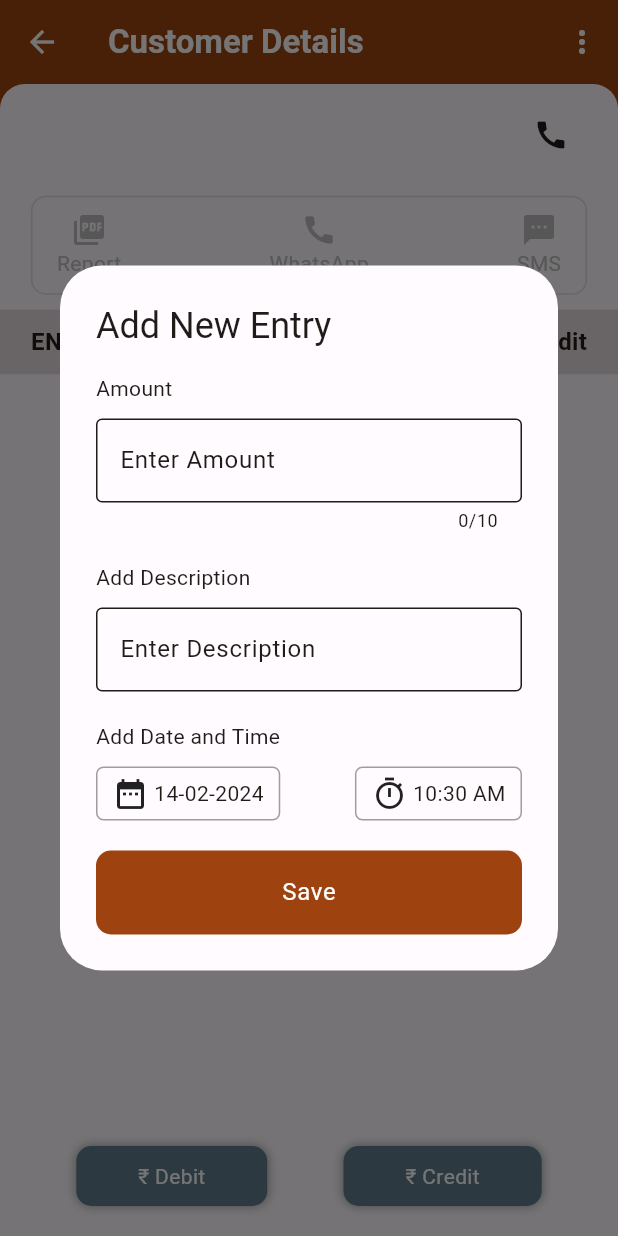
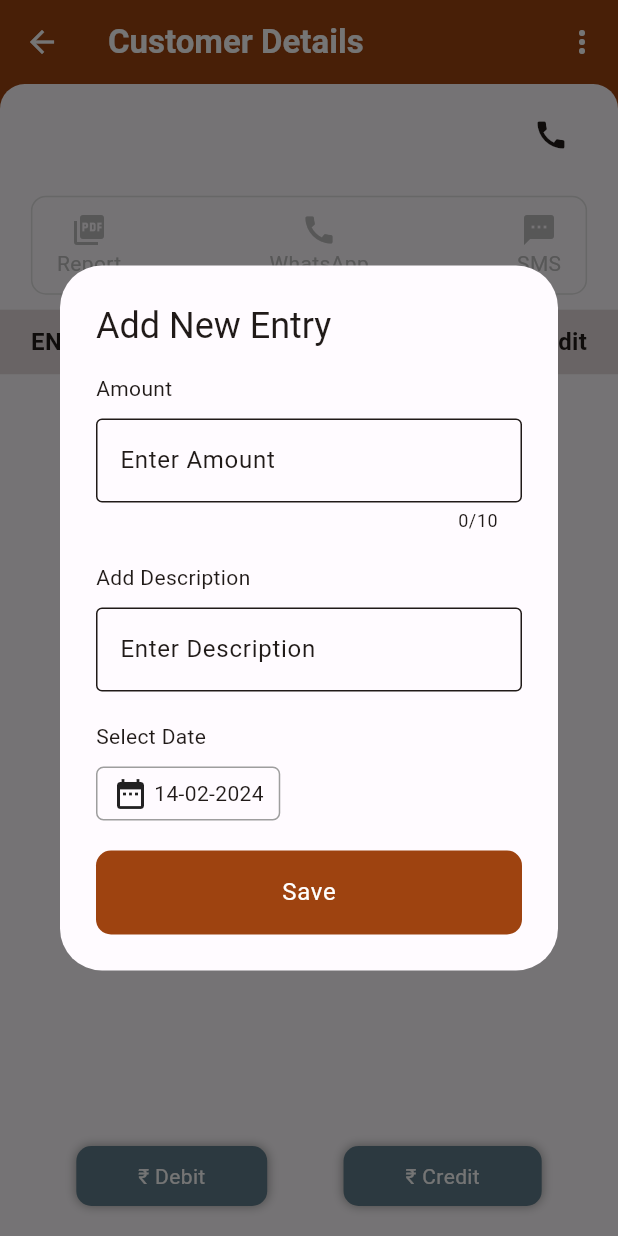
Before and after one commit to vikassuthar44/udharibook, a Flutter app: the CustomerScreen screen opened directly with empty values, after a tap on "₹ Debit", on a phone screen of 412 x 824 dp. Run offline on Flutter 3.47's test engine with Material 3 defaults, Android fonts, the light colour scheme and no system bars; our stand-ins replace cloud_firestore, firebase_auth, firebase_core, flutter_animate, flutter_riverpod, flutter_svg and 6 more; missing offline and left inert: flutter_pdfview; accounts and stored records are empty; generated files the repository leaves out were written again.

Commit message:
some changes

```diff
--- a/lib/customer/customer_screen.dart
+++ b/lib/customer/customer_screen.dart
@@ -3,6 +3,7 @@ import 'dart:io';
 import 'package:easy_khata/firebase/firebase_service.dart';
 import 'package:easy_khata/profile/own_profile.dart';
 import 'package:easy_khata/util/common_widget/custom_button.dart';
+import 'package:easy_khata/util/common_widget/datetime_picker.dart';
 import 'package:flutter/material.dart';
 import 'package:flutter_riverpod/flutter_riverpod.dart';
 import 'package:flutter_svg/svg.dart';
@@ -10,6 +11,8 @@ import 'package:easy_khata/database/drift_database/DatabaseDriftHelper.dart';
 import 'package:easy_khata/util/Util.dart';
 import 'package:easy_khata/util/pdf_api.dart';
 import 'package:easy_khata/util/theme.dart';
+import 'package:fluttertoast/fluttertoast.dart';
+import 'package:lottie/lottie.dart';
 import 'package:url_launcher/url_launcher.dart';
 
 import '../donwload_report/PdfScreen.dart';
@@ -25,7 +28,8 @@ class CustomerScreen extends ConsumerStatefulWidget {
   ConsumerState<CustomerScreen> createState() => _CustomerScreenState();
 }
 
-class _CustomerScreenState extends ConsumerState<CustomerScreen> {
+class _CustomerScreenState extends ConsumerState<CustomerScreen>
+    with TickerProviderStateMixin {
   final customerAmount = TextEditingController();
   final customerDescription = TextEditingController();
   String customerDate = Util.dateSelection(DateTime.now());
@@ -43,9 +47,41 @@ class _CustomerScreenState extends ConsumerState<CustomerScreen> {
     });
   }
 
+  Future<void> _selectDate(BuildContext context123, setState) async {
+    DateTime selectedDate = DateTime.now();
+    final DateTime? picked = await showDatePicker(
+        context: context,
+        initialDate: selectedDate,
+        firstDate: DateTime(2015, 8),
+        lastDate: DateTime(2101));
+    if (picked != null && picked != selectedDate) {
+      setState(() {
+        customerDate = Util.dateSelection(picked);
+        print("selected date $customerDate");
+      });
+    }
+  }
+
+  String? selectDate(setState) {
+    String? finalResult;
+    setState(() async {
+      DateTime? result = await DateTimePicker.selectDate(context);
+      if(result != null)  {
+        finalResult =  Util.dateSelection(result);
+        print("Result date before ${Util.dateSelection(result)}");
+      }
+    });
+    print("Result date $finalResult");
+    customerDate = Util.dateSelection(finalResult);
+    return finalResult;
+
+  }
+
   Future<void> _addAmountEntryDialog(
       BuildContext context, bool isCredit, Size size) {
     bool isButtonLoading = false;
+    bool isSuccess = false;
+    AnimationController controller = AnimationController(vsync: this);
     return showDialog<void>(
       context: context,
       builder: (BuildContext context) {
@@ -53,7 +89,8 @@ class _CustomerScreenState extends ConsumerState<CustomerScreen> {
           builder: (context, setState) => AlertDialog(
             title: const Text('Add New Entry'),
             content: SingleChildScrollView(
-              child: Column(
+              child: isSuccess == false
+                  ? Column(
                       crossAxisAlignment: CrossAxisAlignment.start,
                       mainAxisSize: MainAxisSize.min,
                       children: [
@@ -87,7 +124,7 @@ class _CustomerScreenState extends ConsumerState<CustomerScreen> {
                         const SizedBox(
                           height: 20,
                         ),
-                  const Text("Add Date and Time"),
+                        const Text("Select Date"),
                         const SizedBox(
                           height: 10,
                         ),
@@ -98,16 +135,35 @@ class _CustomerScreenState extends ConsumerState<CustomerScreen> {
                             InkWell(
                               onTap: () {
                                 setState(() {
-                            _selectDate(context, setState);
+                                  selectDate(setState);
                                 });
+                                /*setState(() {
+                                  String? result = selectDate();
+                                  if (result == null) {
+                                    customerDate = Util.dateSelection(DateTime.now());
+                                  } else {
+                                    customerDate = result;
+                                  }
+                                });*/
+
+                                /*setState(()  {
+                                  String? result = await selectDate();
+                                  if(result != null) {
+                                    print("Result Date $result");
+                                    customerDate = result;
+                                  } else {
+                                    print("Result Date $result");
+                                  }
+                                });*/
                               },
                               child: Container(
                                 padding: const EdgeInsets.symmetric(
                                     horizontal: 10, vertical: 5),
                                 decoration: BoxDecoration(
-                              borderRadius:
-                                  const BorderRadius.all(Radius.circular(5)),
-                              border: Border.all(color: Colors.grey.shade500)),
+                                    borderRadius: const BorderRadius.all(
+                                        Radius.circular(5)),
+                                    border: Border.all(
+                                        color: Colors.grey.shade500)),
                                 child: Row(
                                   crossAxisAlignment: CrossAxisAlignment.center,
                                   children: [
@@ -117,29 +173,6 @@ class _CustomerScreenState extends ConsumerState<CustomerScreen> {
                                 ),
                               ),
                             ),
-                      SizedBox(width: MediaQuery.of(context).size.width * 0.02),
-                      InkWell(
-                        onTap: () {
-                          setState(() {
-                            _selectTime(context, setState);
-                          });
-                        },
-                        child: Container(
-                          padding: const EdgeInsets.symmetric(
-                              horizontal: 10, vertical: 5),
-                          decoration: BoxDecoration(
-                              borderRadius:
-                                  const BorderRadius.all(Radius.circular(5)),
-                              border: Border.all(color: Colors.grey.shade500)),
-                          child: Row(
-                            crossAxisAlignment: CrossAxisAlignment.center,
-                            children: [
-                              const Icon(Icons.timer_outlined),
-                              Text(" $customerTime")
-                            ],
-                          ),
-                        ),
-                      )
                           ],
                         ),
                         const SizedBox(
@@ -160,41 +193,32 @@ class _CustomerScreenState extends ConsumerState<CustomerScreen> {
                                       customerDescription.text,
                                       isCredit,
                                       "qwdqwfdqwe",
-                            widget.otherUser
-                        ).then((value) {
+                                      widget.otherUser)
+                                  .then((value) {
                                 fetchUserDetails(widget.otherUser.userId);
-                          Navigator.pop(context);
+                                setState(() {
+                                  isSuccess = true;
+                                  isButtonLoading = false;
+                                });
+                                //Navigator.pop(context);
+                              }).onError((error, stackTrace) {
+                                Fluttertoast.showToast(
+                                    msg: "Something Went Wrong try again...");
                               });
                             },
                           ),
                         )
-                    /*child: Container(
-                        padding:
-                            EdgeInsets.symmetric(horizontal: size.width * 0.1),
-                        decoration: const BoxDecoration(
-                            color: Colors.blueGrey,
-                            borderRadius:
-                                BorderRadius.all(Radius.circular(10))),
-                        child: TextButton(
-                            onPressed: () {
-                              //_addAmountEntry(isCredit);
-                              FirebaseService.addAmountHistory(
-                                  widget.otherUser.userId,
-                                  customerAmount.text,
-                                  customerDescription.text,
-                                  isCredit,
-                                  "qwdqwfdqwe",
-                                widget.otherUser
-                              ).then((value) {
-                                fetchUserDetails(widget.otherUser.userId);
-                                Navigator.pop(context);
-                              });
-
-                            },
-                            child: const Text("Save"))),
-                  )*/
                       ],
-              ),
+                    )
+                  : Lottie.asset('assets/images/success.json',
+                      controller: controller,
+                      repeat: false,
+                      width: 200,
+                      height: 200, onLoaded: (composition) {
+                      controller
+                        ..duration = composition.duration
+                        ..forward().whenComplete(() => Navigator.pop(context));
+                    }),
             ),
           ),
         );
@@ -636,7 +660,8 @@ class _CustomerScreenState extends ConsumerState<CustomerScreen> {
 
   Widget customerAmountHistory(BuildContext context) {
     Size size = MediaQuery.of(context).size;
-    print("customer details ${widget.otherUser.amountHistory!.length.toString()}");
+    print(
+        "customer details ${widget.otherUser.amountHistory!.length.toString()}");
     return (widget.otherUser.amountHistory != null ||
             widget.otherUser.amountHistory != [])
         ? ListView.builder(
--- a/pubspec.yaml
+++ b/pubspec.yaml
@@ -54,6 +54,8 @@ dependencies:
   fluttertoast: ^8.2.4
   cloud_firestore: ^4.15.1
   uuid: ^4.3.3
+  lottie: ^3.0.0
+  responsive_framework: ^1.1.1
 
 dev_dependencies:
   flutter_test:
```
Also changed, not shown: assets/images/success.json (added, +1 -0 lines), lib/util/common_widget/datetime_picker.dart (added, +19 -0 lines), pubspec.lock. Lines whose indentation alone changed are shown as unchanged.
